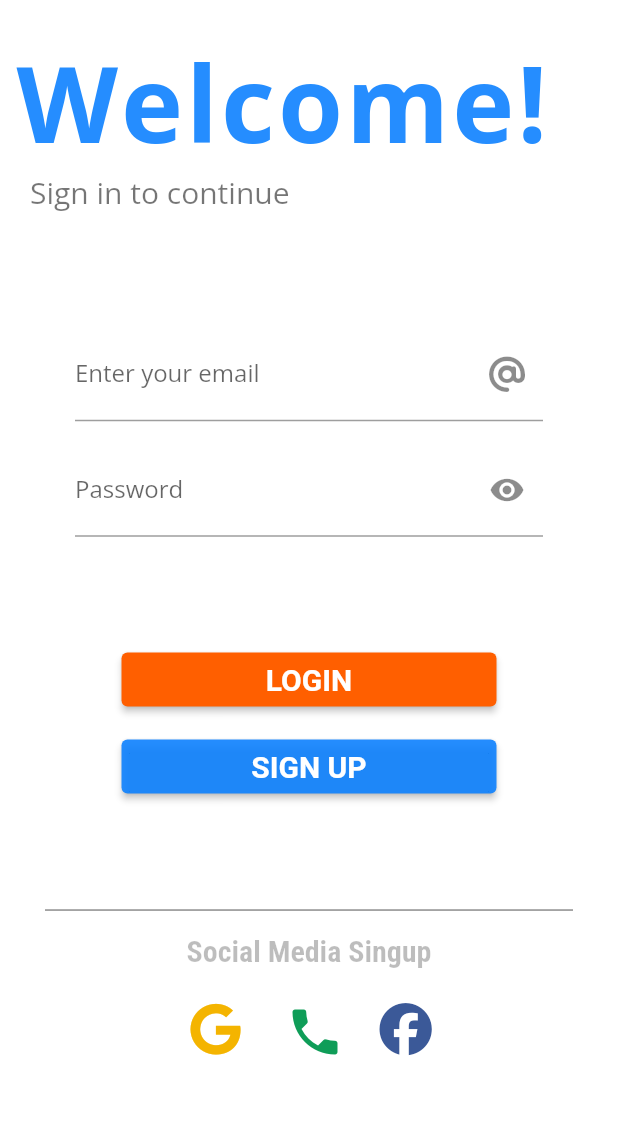
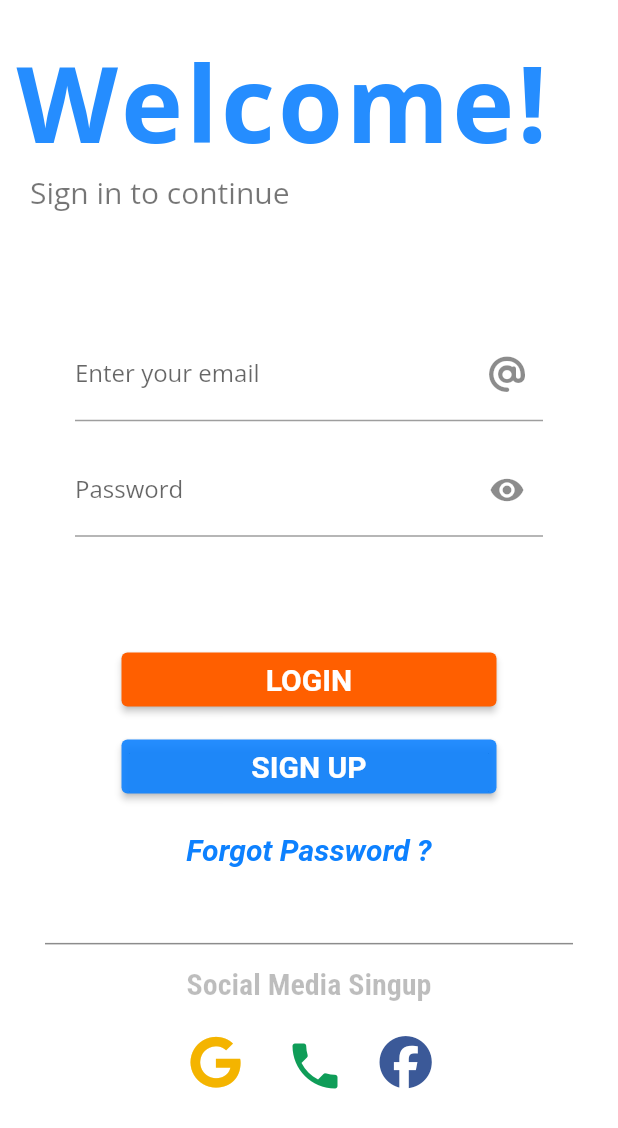
Before and after one commit to julicam10/SecurityApp, a Flutter app: the screen it shows after launch, on a phone screen of 412 x 824 dp. Shown: the top 1128 px of the screen. Run offline on Flutter 3.47's test engine with Material 2 defaults, Android fonts, the phone set to English and light mode, and no system bars; our stand-ins replace firebase_auth, firebase_core, font_awesome_flutter, google_fonts; accounts and stored records are empty.

Commit message:
Sistema de login, signup y recuperacion de contraseña terminados

```diff
--- a/lib/main.dart
+++ b/lib/main.dart
@@ -1,8 +1,8 @@
 import 'package:flutter/material.dart';
 import 'package:firebase_auth/firebase_auth.dart';
-import 'package:security_app/screens/HomePage.dart';
 import 'package:security_app/screens/login_screen.dart';
 import 'package:firebase_core/firebase_core.dart';
+import 'package:security_app/screens/signup_screen.dart';
 import 'package:security_app/screens/verify_email_page.dart';
 
 // void main() => runApp(MyApp());
@@ -39,11 +39,7 @@ class MainPage extends StatelessWidget {
       body: StreamBuilder<User?>(
         stream: FirebaseAuth.instance.authStateChanges(),
         builder: (context, snapshot) {
-          if (snapshot.connectionState == ConnectionState.waiting) {
-            return const Center(child: CircularProgressIndicator());
-          } else if (snapshot.hasError) {
-            return const Center(child: Text('Something went wrong'));
-          } else if (snapshot.hasData) {
+          if (snapshot.hasData) {
             return VerifyEmailPage();
           } else {
             return LoginScreen();
--- a/lib/screens/HomePage.dart
+++ b/lib/screens/HomePage.dart
@@ -62,7 +62,7 @@ class _HomeScreenState extends State<HomeScreen> {
                 width: double.infinity,
                 child: ElevatedButton(
                   style: ElevatedButton.styleFrom(
-                      primary: const Color.fromRGBO(255, 95, 0, 1),
+                      primary: const Color.fromRGBO(13, 129, 255, 0.9),
                       textStyle: GoogleFonts.roboto(
                         fontSize: 20,
                         fontWeight: FontWeight.bold,
--- a/lib/screens/login_screen.dart
+++ b/lib/screens/login_screen.dart
@@ -1,10 +1,12 @@
 // ignore_for_file: avoid_print, prefer_const_constructors_in_immutables
 
+import 'package:flutter/gestures.dart';
 import 'package:flutter/material.dart';
 import 'package:font_awesome_flutter/font_awesome_flutter.dart';
 import 'package:google_fonts/google_fonts.dart';
 import 'package:firebase_auth/firebase_auth.dart';
 import 'package:security_app/main.dart';
+import 'package:security_app/screens/forgot_password_screen.dart';
 import 'package:security_app/screens/signup_screen.dart';
 
 class LoginScreen extends StatefulWidget {
@@ -41,11 +43,6 @@ class _LoginScreenState extends State<LoginScreen> {
     if (form!.validate()) {
       form.save();
     }
-    showDialog(
-      context: context,
-      barrierDismissible: false,
-      builder: (context) => const Center(child: CircularProgressIndicator()),
-    );
     try {
       await FirebaseAuth.instance.signInWithEmailAndPassword(
         email: emailController.text.trim(),
@@ -214,7 +211,36 @@ class _LoginScreenState extends State<LoginScreen> {
                             ),
                           ),
                         ),
-                        SizedBox(height: widthScreen * 0.10),
+                        Padding(
+                          padding: const EdgeInsets.only(top: 20.0),
+                          child: Text.rich(
+                            TextSpan(
+                              text: '',
+                              style: GoogleFonts.roboto(
+                                color: Colors.black54,
+                                fontSize: 20,
+                              ),
+                              children: <InlineSpan>[
+                                TextSpan(
+                                  recognizer: TapGestureRecognizer()
+                                    ..onTap = () => Navigator.of(context).push(
+                                        MaterialPageRoute(
+                                            builder: (context) =>
+                                                ForgotPasswordPage())),
+                                  text: 'Forgot Password ?',
+                                  style: GoogleFonts.roboto(
+                                    color:
+                                        const Color.fromRGBO(13, 129, 255, 1),
+                                    fontWeight: FontWeight.bold,
+                                    fontStyle: FontStyle.italic,
+                                    fontSize: 20,
+                                  ),
+                                )
+                              ],
+                            ),
+                          ),
+                        ),
+                        SizedBox(height: widthScreen * 0.050),
                         const Padding(
                           padding: EdgeInsets.only(
                               left: 30.0, right: 30.0, top: 30.0),
--- a/lib/screens/signup_screen.dart
+++ b/lib/screens/signup_screen.dart
@@ -49,11 +49,6 @@ class _SignUpScreen extends State<SignUpScreen> {
 
   Future singIn() async {
     _submit();
-    showDialog(
-      context: context,
-      barrierDismissible: false,
-      builder: (context) => const Center(child: CircularProgressIndicator()),
-    );
     try {
       await FirebaseAuth.instance.createUserWithEmailAndPassword(
         email: emailController.text.trim(),
--- a/lib/screens/verify_email_page.dart
+++ b/lib/screens/verify_email_page.dart
@@ -18,6 +18,7 @@ class _VerifyEmailPageState extends State<VerifyEmailPage> {
   bool isEmailVerify = false;
   Timer? timer;
   bool canResendEmail = false;
+
   @override
   void initState() {
     super.initState();
```
Also changed, not shown: lib/screens/forgot_password_screen.dart (added, +141 -0 lines).
